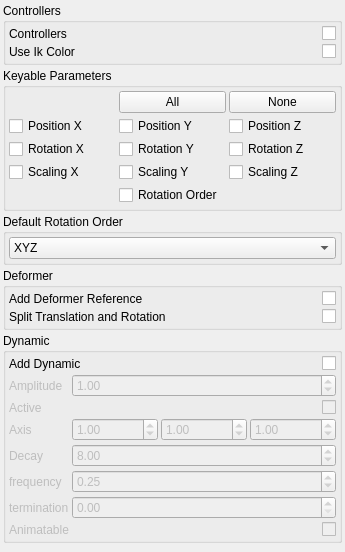
miquelcampos/brigks, file brigks/systems/basic/widget.ui: the form before one commit.
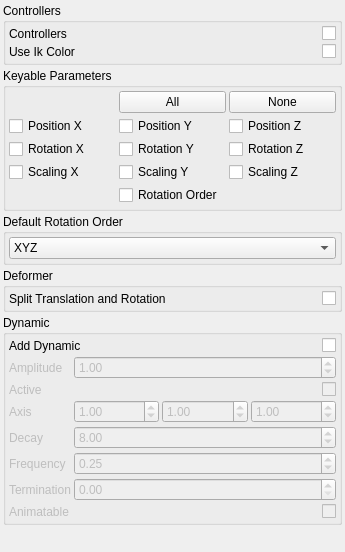
The form after the commit.

The edit to the form file:
```diff
--- a/brigks/systems/basic/widget.ui
+++ b/brigks/systems/basic/widget.ui
@@ -230,23 +230,6 @@
        <number>3</number>
       </property>
       <item row="0" column="1">
-       <widget class="QCheckBox" name="uiAddDeformerReferences">
-        <property name="layoutDirection">
-         <enum>Qt::RightToLeft</enum>
-        </property>
-        <property name="text">
-         <string/>
-        </property>
-       </widget>
-      </item>
-      <item row="0" column="0">
-       <widget class="QLabel" name="label">
-        <property name="text">
-         <string>Add Deformer Reference</string>
-        </property>
-       </widget>
-      </item>
-      <item row="1" column="1">
        <widget class="QCheckBox" name="uiSplitRotation">
         <property name="layoutDirection">
          <enum>Qt::RightToLeft</enum>
@@ -256,7 +239,7 @@
         </property>
        </widget>
       </item>
-      <item row="1" column="0">
+      <item row="0" column="0">
        <widget class="QLabel" name="label_4">
         <property name="text">
          <string>Split Translation and Rotation</string>
@@ -412,7 +395,7 @@
             </size>
            </property>
            <property name="text">
-            <string>frequency</string>
+            <string>Frequency</string>
            </property>
           </widget>
          </item>
@@ -447,7 +430,7 @@
             </size>
            </property>
            <property name="text">
-            <string>termination</string>
+            <string>Termination</string>
            </property>
           </widget>
          </item>
```
Left out of the diff: 77 changed lines with no effect on the pictures.
